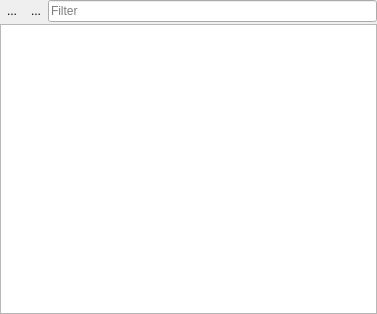
Qt form enmapbox/gui/ui/dockpanel.ui (jakimowb/enmapbox_testmigration2) before a commit.
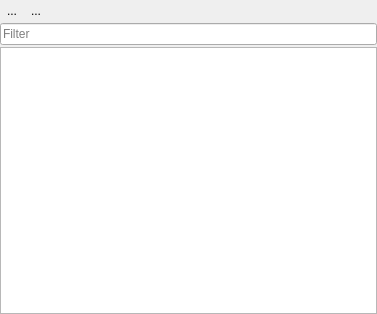
The same form after that commit. Icons and pictures are not drawn. Custom widgets are drawn as their Qt base class.

Commit message: added text filter to data source panel

The edit to the form file:
```diff
--- a/enmapbox/gui/ui/dockpanel.ui
+++ b/enmapbox/gui/ui/dockpanel.ui
@@ -72,22 +72,6 @@
         </property>
        </widget>
       </item>
-      <item>
-       <widget class="QgsFilterLineEdit" name="tbFilterText">
-        <property name="sizePolicy">
-         <sizepolicy hsizetype="Expanding" vsizetype="Fixed">
-          <horstretch>1</horstretch>
-          <verstretch>0</verstretch>
-         </sizepolicy>
-        </property>
-        <property name="placeholderText">
-         <string>Filter</string>
-        </property>
-        <property name="qgisRelation" stdset="0">
-         <string notr="true"/>
-        </property>
-       </widget>
-      </item>
       <item>
        <spacer name="horizontalSpacer">
         <property name="orientation">
@@ -103,6 +87,22 @@
       </item>
      </layout>
     </item>
+    <item>
+     <widget class="QgsFilterLineEdit" name="tbFilterText">
+      <property name="sizePolicy">
+       <sizepolicy hsizetype="Expanding" vsizetype="Fixed">
+        <horstretch>1</horstretch>
+        <verstretch>0</verstretch>
+       </sizepolicy>
+      </property>
+      <property name="placeholderText">
+       <string>Filter</string>
+      </property>
+      <property name="qgisRelation" stdset="0">
+       <string notr="true"/>
+      </property>
+     </widget>
+    </item>
     <item>
      <widget class="DockTreeView" name="dockTreeView">
       <property name="sizePolicy">
```
The commit also changes 3 other files.
